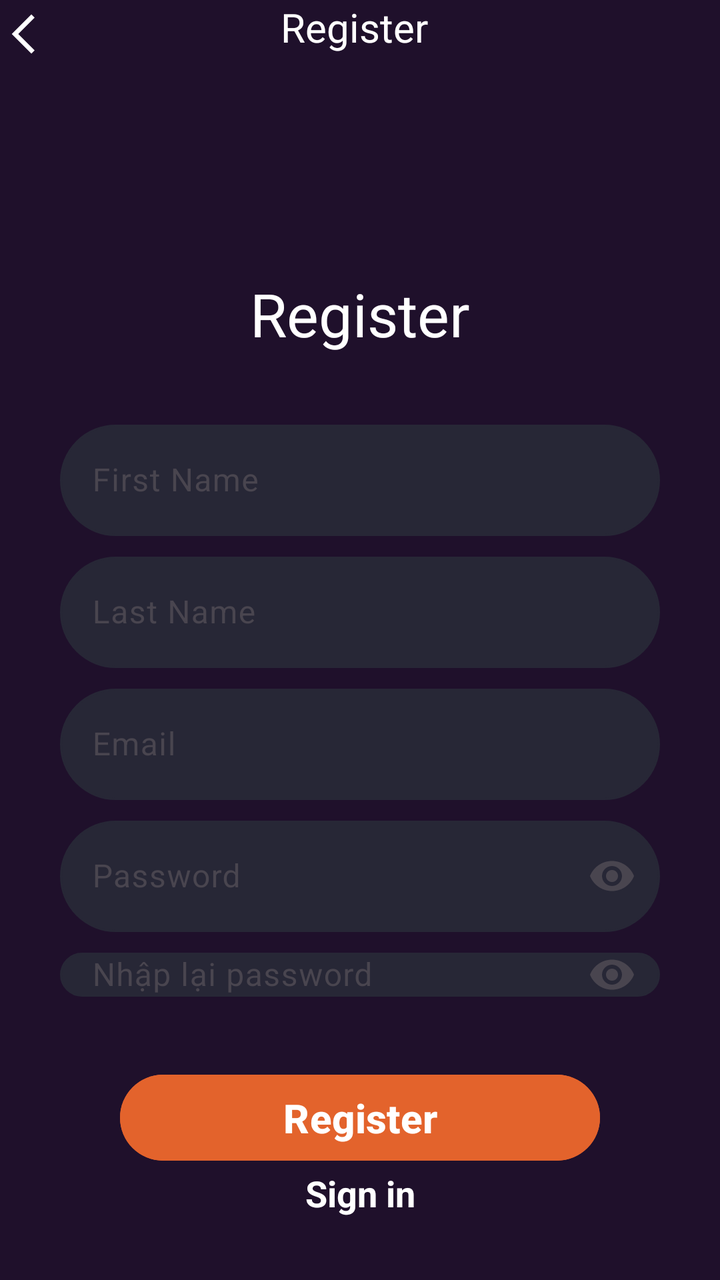
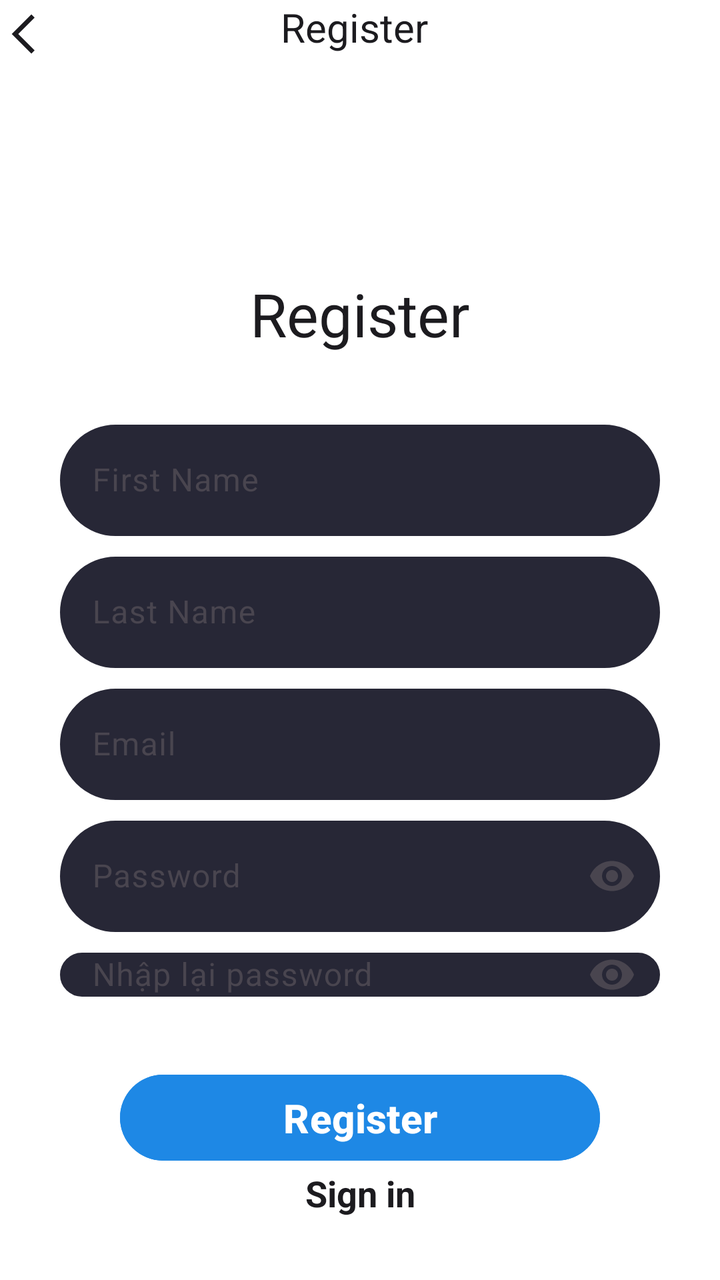

An Android layout rendered at two revisions. The XML below is the earlier revision; the diff shows what the commit changed to produce the second picture.
<!-- AndroidManifest.xml: application theme Theme.AppXemPhim -->
<!-- res/layout/activity_register.xml -->
<?xml version="1.0" encoding="utf-8"?>
<LinearLayout xmlns:android="http://schemas.android.com/apk/res/android"
    xmlns:app="http://schemas.android.com/apk/res-auto"
    xmlns:tools="http://schemas.android.com/tools"
    android:id="@+id/main"
    android:layout_width="match_parent"
    android:layout_height="match_parent"
    android:orientation="vertical"
    android:background="@color/main_color"
    tools:context=".LoginRegister.RegisterActivity">

    <LinearLayout
        android:layout_width="match_parent"
        android:layout_height="0dp"
        android:layout_weight="1"
        android:gravity="bottom"
        android:orientation="vertical">

        <LinearLayout
            android:layout_width="match_parent"
            android:layout_height="match_parent"
            android:orientation="horizontal">

            <ImageView
                android:id="@+id/imageBack"
                android:layout_width="wrap_content"
                android:layout_height="wrap_content"
                android:layout_marginTop="5dp"
                android:layout_marginRight="30dp"
                android:onClick="Back"
                app:srcCompat="@drawable/back" />

            <TextView
                android:id="@+id/textView6"
                android:layout_width="match_parent"
                android:layout_height="wrap_content"
                android:textSize="20dp"
                android:textColor="@color/white"
                android:gravity="center"
                android:layout_marginRight="60dp"
                android:text="Register" />

        </LinearLayout>
    </LinearLayout>
    <LinearLayout
        android:layout_width="match_parent"
        android:layout_height="0dp"
        android:layout_weight="4"
        android:padding="30dp"
        android:orientation="vertical">

        <TextView
            android:id="@+id/textView7"
            android:layout_width="match_parent"
            android:layout_height="wrap_content"
            android:textAlignment="center"
            android:textSize="30dp"
            android:layout_marginBottom="30dp"
            android:textColor="@color/white"
            android:text="Register" />

        <com.google.android.material.textfield.TextInputLayout
            android:layout_width="match_parent"
            android:layout_height="wrap_content"
            android:hint="First Name">
            <com.google.android.material.textfield.TextInputEditText
                android:id="@+id/editTextFirstName"
                android:layout_width="match_parent"
                android:layout_height="wrap_content"
                android:inputType="text"
                android:layout_marginVertical="5dp"
                android:background="@drawable/rounded_edittext"/>
        </com.google.android.material.textfield.TextInputLayout>
        <com.google.android.material.textfield.TextInputLayout
            android:layout_width="match_parent"
            android:layout_height="wrap_content"
            android:hint="Last Name">
            <com.google.android.material.textfield.TextInputEditText
                android:id="@+id/editTextLastName"
                android:layout_width="match_parent"
                android:layout_height="wrap_content"
                android:inputType="text"
                android:layout_marginVertical="5dp"
                android:background="@drawable/rounded_edittext"/>
        </com.google.android.material.textfield.TextInputLayout>
        <com.google.android.material.textfield.TextInputLayout
            android:layout_width="match_parent"
            android:layout_height="wrap_content"
            android:hint="Email">
            <com.google.android.material.textfield.TextInputEditText
                android:id="@+id/editTextEmail"
                android:layout_width="match_parent"
                android:layout_height="wrap_content"
                android:inputType="textEmailAddress"
                android:layout_marginVertical="5dp"
                android:background="@drawable/rounded_edittext"/>
        </com.google.android.material.textfield.TextInputLayout>
        <com.google.android.material.textfield.TextInputLayout
            android:layout_width="match_parent"
            android:layout_height="wrap_content"
            app:endIconMode="password_toggle"
            android:hint="Password">
            <com.google.android.material.textfield.TextInputEditText
                android:id="@+id/editTextPasswordRegister"
                android:layout_width="match_parent"
                android:layout_height="wrap_content"
                android:inputType="textPassword"
                android:layout_marginVertical="5dp"
                android:background="@drawable/rounded_edittext"/>
        </com.google.android.material.textfield.TextInputLayout>
        <com.google.android.material.textfield.TextInputLayout
            android:layout_width="match_parent"
            android:layout_height="wrap_content"
            app:endIconMode="password_toggle"
            android:hint="Nhập lại password">
            <com.google.android.material.textfield.TextInputEditText
                android:id="@+id/editTextConfirmPassword"
                android:layout_width="match_parent"
                android:layout_height="wrap_content"
                android:inputType="textPassword"
                android:layout_marginVertical="5dp"
                android:background="@drawable/rounded_edittext"/>
        </com.google.android.material.textfield.TextInputLayout>


    </LinearLayout>
    <LinearLayout
        android:layout_width="match_parent"
        android:layout_height="0dp"
        android:layout_weight="1"
        android:orientation="vertical">

        <Button
            android:id="@+id/buttonRegister"
            android:layout_width="match_parent"
            android:layout_height="wrap_content"
            android:backgroundTint="@color/btn1"
            android:textStyle="bold"
            android:textSize="20dp"
            android:layout_marginHorizontal="60dp"
            android:padding="8dp"
            android:text="Register"/>

        <TextView
            android:id="@+id/textViewSignIn"
            android:layout_width="match_parent"
            android:layout_height="wrap_content"
            android:textStyle="bold"
            android:textColor="@color/white"
            android:gravity="center"
            android:textSize="18dp"
            android:onClick="GetSign"
            android:text="Sign in" />

    </LinearLayout>
</LinearLayout>
<!-- resources referenced by this layout -->
<resources>
  <color name="btn1">#E3632C</color>
  <color name="main_color">#1F102B</color>
  <color name="white">#FFFFFFFF</color>
  <!-- drawable back: png bitmap (drawable-hdpi, 211 bytes) -->
  <!-- drawable rounded_edittext (drawable) -->
  <?xml version="1.0" encoding="utf-8"?>
  
  <shape xmlns:android="http://schemas.android.com/apk/res/android">
  
  <solid android:color="#272736" />
  
  
  <stroke
      android:width="1dp"
      android:color="#272736" />
  
  
  <corners android:radius="32dp" />
  
  
  <padding
      android:left="10dp"
      android:top="10dp"
      android:right="10dp"
      android:bottom="10dp" />
  </shape>
  <style name="Theme.AppXemPhim" parent="Base.Theme.AppXemPhim" />
  <style name="Base.Theme.AppXemPhim" parent="Theme.Material3.DayNight.NoActionBar">
          
          
      </style>
</resources>

<!-- the commit's change to res/layout/activity_register.xml (unified diff, before → after) -->
@@ -6,7 +6,7 @@
     android:layout_width="match_parent"
     android:layout_height="match_parent"
     android:orientation="vertical"
-    android:background="@color/main_color"
+    android:background="@color/colorBackground"
     tools:context=".LoginRegister.RegisterActivity">
 
     <LinearLayout
@@ -28,6 +28,7 @@
                 android:layout_marginTop="5dp"
                 android:layout_marginRight="30dp"
                 android:onClick="Back"
+                app:tint="@color/onBackground"
                 app:srcCompat="@drawable/back" />
 
             <TextView
@@ -35,7 +36,7 @@
                 android:layout_width="match_parent"
                 android:layout_height="wrap_content"
                 android:textSize="20dp"
-                android:textColor="@color/white"
+                android:textColor="@color/onBackground"
                 android:gravity="center"
                 android:layout_marginRight="60dp"
                 android:text="Register" />
@@ -56,7 +57,7 @@
             android:textAlignment="center"
             android:textSize="30dp"
             android:layout_marginBottom="30dp"
-            android:textColor="@color/white"
+            android:textColor="@color/onBackground"
             android:text="Register" />
 
         <com.google.android.material.textfield.TextInputLayout
@@ -134,7 +135,7 @@
             android:id="@+id/buttonRegister"
             android:layout_width="match_parent"
             android:layout_height="wrap_content"
-            android:backgroundTint="@color/btn1"
+            android:backgroundTint="@color/colorButtonPrimary"
             android:textStyle="bold"
             android:textSize="20dp"
             android:layout_marginHorizontal="60dp"
@@ -146,7 +147,7 @@
             android:layout_width="match_parent"
             android:layout_height="wrap_content"
             android:textStyle="bold"
-            android:textColor="@color/white"
+            android:textColor="@color/onBackground"
             android:gravity="center"
             android:textSize="18dp"
             android:onClick="GetSign"
<!-- resource entries referenced after the edit -->
@@ -1,8 +1,8 @@
 <!-- resources referenced by this layout -->
 <resources>
-  <color name="btn1">#E3632C</color>
-  <color name="main_color">#1F102B</color>
-  <color name="white">#FFFFFFFF</color>
+  <color name="colorBackground">#FFFFFF</color>
+  <color name="colorButtonPrimary">#1E88E5</color>
+  <color name="onBackground">#1C1B1F</color>
   <!-- drawable back: png bitmap (drawable-hdpi, 211 bytes) -->
   <!-- drawable rounded_edittext (drawable) -->
   <?xml version="1.0" encoding="utf-8"?>
